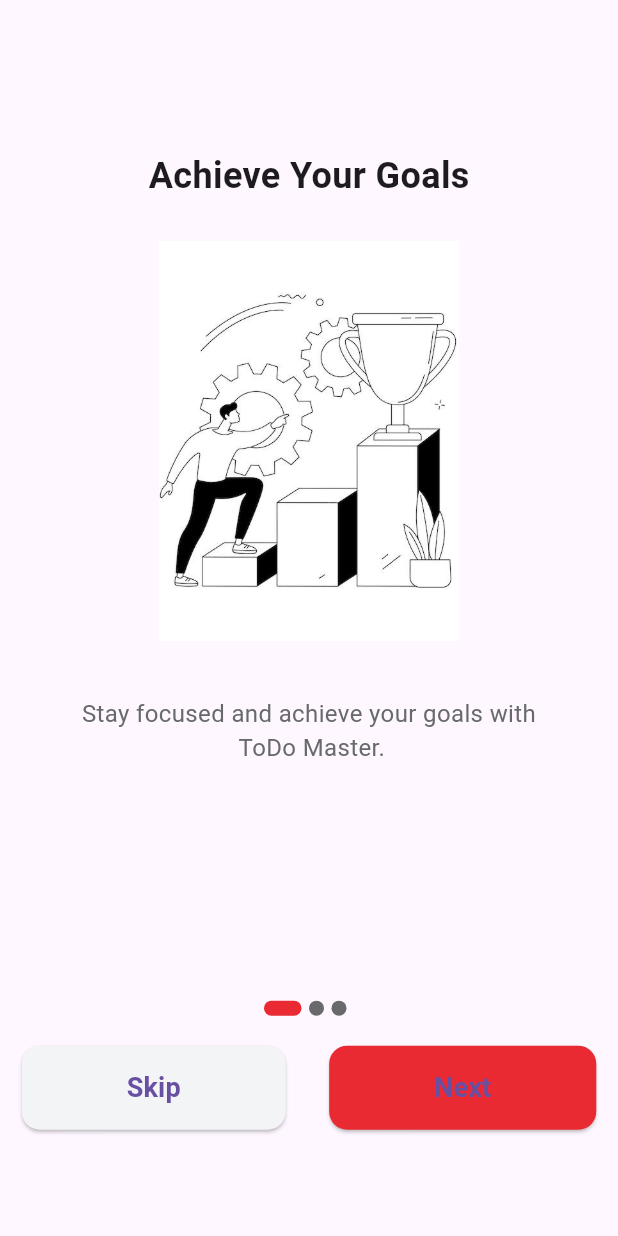
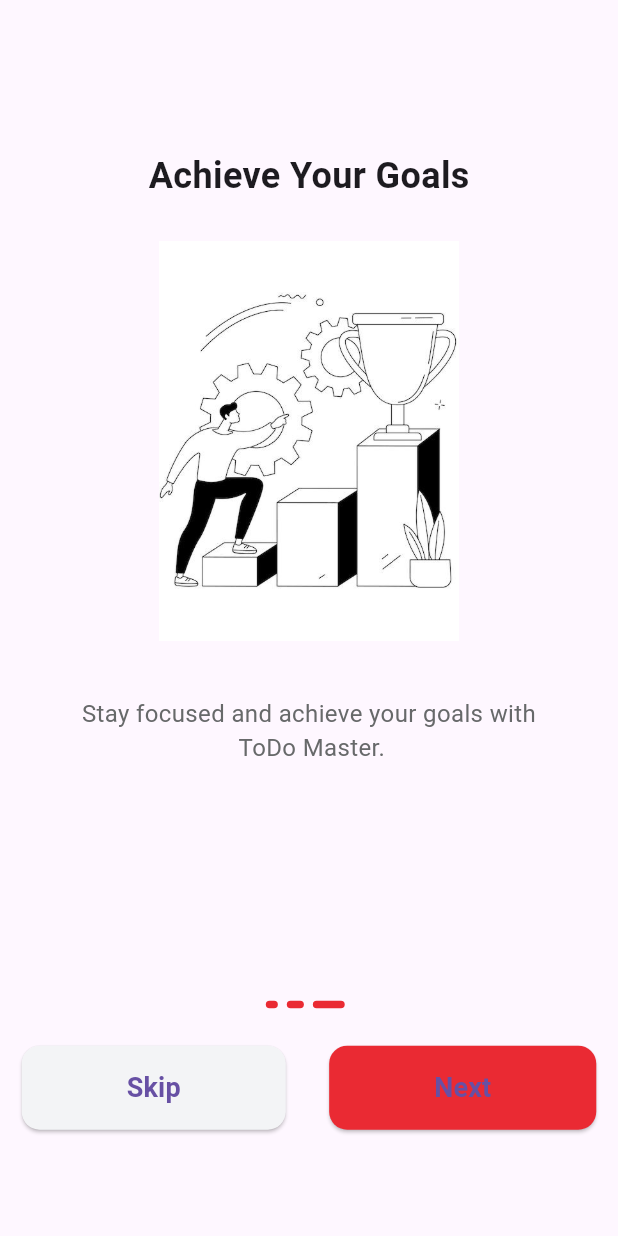
Before and after one commit to ebrahimesaaq/ToDo-master, a Flutter app: the screen it shows after launch, swiped to page 3, on a phone screen of 412 x 824 dp. Run offline on Flutter 3.47's test engine with Material 3 defaults, Android fonts, the phone set to English and light mode, and no system bars; our stand-ins replace get.

Commit message:
On Boardig Update

```diff
--- a/analysis_options.yaml
+++ b/analysis_options.yaml
@@ -1,4 +1,11 @@
 include: package:flutter_lints/flutter.yaml
+
 analyzer:
   errors:
     depend_on_referenced_packages: ignore
+
+linter:
+  rules:
+    prefer_const_constructors: true
+    prefer_const_literals_to_create_immutables: true
+    prefer_const_constructors_in_immutables: true
--- a/lib/controller/onBoarding/dot_controller.dart
+++ /dev/null
@@ -1,10 +0,0 @@
-import 'package:get/get.dart';
-
-class DotController extends GetxController {
-  var currentIndex = 0.obs;
-
-  void updateIndex(int index) {
-    currentIndex.value = index;
-    update();
-  }
-}
--- /dev/null
+++ b/lib/controller/onBoarding/on_boarding_controller.dart
@@ -0,0 +1,39 @@
+import 'package:flutter/material.dart';
+import 'package:get/get.dart';
+
+abstract class OnBoardingController extends GetxController {
+  next();
+  skip();
+  onPageChanged(int index);
+}
+
+class OnBoardingControllerImp extends OnBoardingController {
+  late PageController pageController;
+  int currentPage = 0;
+
+  @override
+  next() {
+    currentPage++;
+    pageController.animateToPage(currentPage,
+        duration: const Duration(microseconds: 900), curve: Curves.easeInOut);
+  }
+
+  @override
+  skip() {
+    currentPage = 2;
+    pageController.animateToPage(currentPage,
+        duration: const Duration(microseconds: 900), curve: Curves.easeInOut);
+  }
+
+  @override
+  onPageChanged(int index) {
+    currentPage = index;
+    update();
+  }
+
+  @override
+  void onInit() {
+    pageController = PageController();
+    super.onInit();
+  }
+}
--- a/lib/core/consts/imageasset.dart
+++ b/lib/core/consts/imageasset.dart
@@ -2,6 +2,6 @@ const String imagePath = "assets/images";
 
 class ImageAsset {
   static const String achieve = '$imagePath/achieve.jpg';
-  static const String magege = '$imagePath/manage.jfif';
+  static const String manage = '$imagePath/manage.jfif';
   static const String organize = '$imagePath/organize.jfif';
 }
--- a/lib/data/datasource/static/static.dart
+++ b/lib/data/datasource/static/static.dart
@@ -1,19 +1,19 @@
 import 'package:todo_master/core/consts/imageasset.dart';
 import 'package:todo_master/data/model/onBoardingModel.dart';
 
-List<OnboardingModel> onBoardingModel = [
-  OnboardingModel(
-    image: ImageAsset.magege,
+List<onboardingModel> onBoardingList = [
+  onboardingModel(
+    image: ImageAsset.manage,
     title: "Manage Your Task",
     body: "You can manage\n your task easily with us",
   ),
-  OnboardingModel(
+  onboardingModel(
     image: ImageAsset.organize,
     title: "Organize Your Life",
     body:
         "Effortlessly manage your daily, monthly, and \n yearly tasks with ToDo Master.",
   ),
-  OnboardingModel(
+  onboardingModel(
     image: ImageAsset.achieve,
     title: "Achieve Your Goals",
     body: "Stay focused and achieve your goals with \n ToDo Master.",
--- a/lib/data/model/onBoardingModel.dart
+++ b/lib/data/model/onBoardingModel.dart
@@ -1,9 +1,9 @@
-class OnboardingModel {
+class onboardingModel {
   final String image;
   final String title;
   final String body;
 
-  OnboardingModel({
+  onboardingModel({
     required this.image,
     required this.title,
     required this.body,
--- a/lib/view/screen/on_boarding.dart
+++ b/lib/view/screen/on_boarding.dart
@@ -1,48 +1,43 @@
+// ignore_for_file: prefer_const_constructors
+
 import 'package:flutter/material.dart';
-import 'package:todo_master/core/consts/app_color.dart';
+import 'package:get/get.dart';
+import 'package:todo_master/controller/onBoarding/on_boarding_controller.dart';
 import 'package:todo_master/view/widget/On%20boarding/button_next.dart';
 import 'package:todo_master/view/widget/On%20boarding/button_skip.dart';
-import 'package:todo_master/view/widget/On%20boarding/page_view_on_boarding.dart';
-import 'package:todo_master/view/widget/dot%20controller/dot_controll.dart';
+import 'package:todo_master/view/widget/On%20boarding/custom_slider.dart';
+import 'package:todo_master/view/widget/dot/dot_controller.dart';
 
 class OnBoarding extends StatelessWidget {
   const OnBoarding({super.key});
 
   @override
   Widget build(BuildContext context) {
+    Get.put(OnBoardingControllerImp());
     return Scaffold(
-      body: SafeArea(
+      body: const SafeArea(
           child: Column(
         // mainAxisAlignment: MainAxisAlignment.center,
         children: [
           SizedBox(height: 100),
-          Expanded(flex: 8, child: PageViewOnBoarding()),
+          Expanded(flex: 8, child: CustomSliderOnBoarding()),
           Row(
             mainAxisAlignment: MainAxisAlignment.center,
             children: [
-              DotControl(
-                color: AppColor.primaryColor,
-                size: 25,
-              ),
-              SizedBox(width: 5),
-              DotControl(
-                size: 10,
-                color: AppColor.grey1,
-              ),
-              SizedBox(width: 5),
-              DotControl(
-                size: 10,
-                color: AppColor.grey1,
-              ),
+              DotController(),
               SizedBox(width: 5),
             ],
           ),
           SizedBox(
-            height: 20,
+            height: 25,
           ),
           Row(
             mainAxisAlignment: MainAxisAlignment.spaceAround,
-            children: [ButtonSkip(), ButtonNext()],
+            children: [
+              //* buttons
+              ButtonSkip(),
+              ButtonNext()
+            ],
           ),
           Spacer(flex: 1),
         ],
--- a/lib/view/widget/On boarding/button_next.dart
+++ b/lib/view/widget/On boarding/button_next.dart
@@ -1,21 +1,23 @@
 import 'package:flutter/material.dart';
+import 'package:get/get.dart';
+import 'package:todo_master/controller/onBoarding/on_boarding_controller.dart';
 import 'package:todo_master/core/consts/app_color.dart';
 
-class ButtonNext extends StatelessWidget {
+class ButtonNext extends GetView<OnBoardingControllerImp> {
   const ButtonNext({super.key});
 
   @override
   Widget build(BuildContext context) {
     return ElevatedButton(
-      onPressed: () {},
+      onPressed: controller.next,
       style: ElevatedButton.styleFrom(
         backgroundColor: AppColor.primaryColor,
         shape: RoundedRectangleBorder(
           borderRadius: BorderRadius.circular(12),
         ),
-        padding: EdgeInsets.symmetric(horizontal: 70, vertical: 15),
+        padding: const EdgeInsets.symmetric(horizontal: 70, vertical: 15),
       ),
-      child: Text(
+      child: const Text(
         "Next",
         style: TextStyle(fontSize: 18, fontWeight: FontWeight.bold),
       ),
--- a/lib/view/widget/On boarding/button_skip.dart
+++ b/lib/view/widget/On boarding/button_skip.dart
@@ -1,21 +1,23 @@
 import 'package:flutter/material.dart';
+import 'package:get/get_state_manager/src/simple/get_view.dart';
+import 'package:todo_master/controller/onBoarding/on_boarding_controller.dart';
 import 'package:todo_master/core/consts/app_color.dart';
 
-class ButtonSkip extends StatelessWidget {
+class ButtonSkip extends GetView<OnBoardingControllerImp> {
   const ButtonSkip({super.key});
 
   @override
   Widget build(BuildContext context) {
     return ElevatedButton(
-      onPressed: () {},
+      onPressed: controller.skip,
       style: ElevatedButton.styleFrom(
         backgroundColor: AppColor.grey2,
         shape: RoundedRectangleBorder(
           borderRadius: BorderRadius.circular(12),
         ),
-        padding: EdgeInsets.symmetric(horizontal: 70, vertical: 15),
+        padding: const EdgeInsets.symmetric(horizontal: 70, vertical: 15),
       ),
-      child: Text(
+      child: const Text(
         "Skip",
         style: TextStyle(fontSize: 18, fontWeight: FontWeight.bold),
       ),
--- /dev/null
+++ b/lib/view/widget/On boarding/custom_slider.dart
@@ -0,0 +1,49 @@
+import 'package:flutter/material.dart';
+import 'package:get/get.dart';
+import 'package:todo_master/controller/onBoarding/on_boarding_controller.dart';
+import 'package:todo_master/core/consts/app_color.dart';
+import 'package:todo_master/data/datasource/static/static.dart';
+
+class CustomSliderOnBoarding extends GetView<OnBoardingControllerImp> {
+  const CustomSliderOnBoarding({super.key});
+
+  @override
+  Widget build(BuildContext context) {
+    return Center(
+      child: PageView.builder(
+        controller: controller.pageController,
+        onPageChanged: (index) {
+          controller.onPageChanged(index);
+        },
+        itemCount: onBoardingList.length,
+        itemBuilder: (context, index) {
+          return Column(
+            children: [
+              Center(
+                  child: Text(
+                onBoardingList[index].title,
+                style:
+                    const TextStyle(fontSize: 24, fontWeight: FontWeight.bold),
+              )),
+              const SizedBox(height: 10),
+              Center(
+                child: Image.asset(
+                  onBoardingList[index].image,
+                  height: 300,
+                  width: 200,
+                ),
+              ),
+              const SizedBox(height: 20),
+              Center(
+                  child: Text(
+                onBoardingList[index].body,
+                textAlign: TextAlign.center,
+                style: const TextStyle(fontSize: 16, color: AppColor.grey1),
+              )),
+            ],
+          );
+        },
+      ),
+    );
+  }
+}
--- a/lib/view/widget/On boarding/page_view_on_boarding.dart
+++ /dev/null
@@ -1,42 +0,0 @@
-import 'package:flutter/material.dart';
-import 'package:todo_master/core/consts/app_color.dart';
-import 'package:todo_master/data/datasource/static/static.dart';
-
-class PageViewOnBoarding extends StatelessWidget {
-  const PageViewOnBoarding({super.key});
-
-  @override
-  Widget build(BuildContext context) {
-    return Center(
-      child: PageView.builder(
-        itemCount: onBoardingModel.length,
-        itemBuilder: (context, index) {
-          return Column(
-            children: [
-              Center(
-                  child: Text(
-                onBoardingModel[index].title,
-                style: TextStyle(fontSize: 24, fontWeight: FontWeight.bold),
-              )),
-              SizedBox(height: 10),
-              Center(
-                child: Image.asset(
-                  onBoardingModel[index].image,
-                  height: 300,
-                  width: 200,
-                ),
-              ),
-              SizedBox(height: 20),
-              Center(
-                  child: Text(
-                onBoardingModel[index].body,
-                textAlign: TextAlign.center,
-                style: TextStyle(fontSize: 16, color: AppColor.grey1),
-              )),
-            ],
-          );
-        },
-      ),
-    );
-  }
-}
--- a/lib/view/widget/dot controller/dot_controll.dart
+++ /dev/null
@@ -1,19 +0,0 @@
-import 'package:flutter/material.dart';
-
-class DotControl extends StatelessWidget {
-  final Color color;
-  final double size;
-  const DotControl({super.key, required this.color, required this.size});
-
-  @override
-  Widget build(BuildContext context) {
-    return Container(
-      height: 10,
-      width: size,
-      decoration: BoxDecoration(
-        color: color,
-        borderRadius: BorderRadius.circular(50),
-      ),
-    );
-  }
-}
--- /dev/null
+++ b/lib/view/widget/dot/dot_controller.dart
@@ -0,0 +1,35 @@
+import 'package:flutter/material.dart';
+import 'package:get/get.dart';
+import 'package:get/get_state_manager/src/simple/get_view.dart';
+import 'package:todo_master/controller/onBoarding/on_boarding_controller.dart';
+import 'package:todo_master/core/consts/app_color.dart';
+import 'package:todo_master/data/datasource/static/static.dart';
+
+class DotController extends GetView<OnBoardingControllerImp> {
+  const DotController({
+    super.key,
+  });
+
+  @override
+  Widget build(BuildContext context) {
+    return GetBuilder<OnBoardingControllerImp>(builder: (context) {
+      return Row(
+        mainAxisAlignment: MainAxisAlignment.center,
+        children: [
+          // Replace 'onboardingList' with your actual list variable containing OnboardingModel instances
+          ...List.generate(
+              onBoardingList.length,
+              (index) => AnimatedContainer(
+                    duration: const Duration(milliseconds: 900),
+                    margin: const EdgeInsets.symmetric(horizontal: 3),
+                    width: controller.currentPage == index ? 25 : 8,
+                    height: 5,
+                    decoration: BoxDecoration(
+                        color: AppColor.primaryColor,
+                        borderRadius: BorderRadius.circular(30)),
+                  ))
+        ],
+      );
+    });
+  }
+}
```
